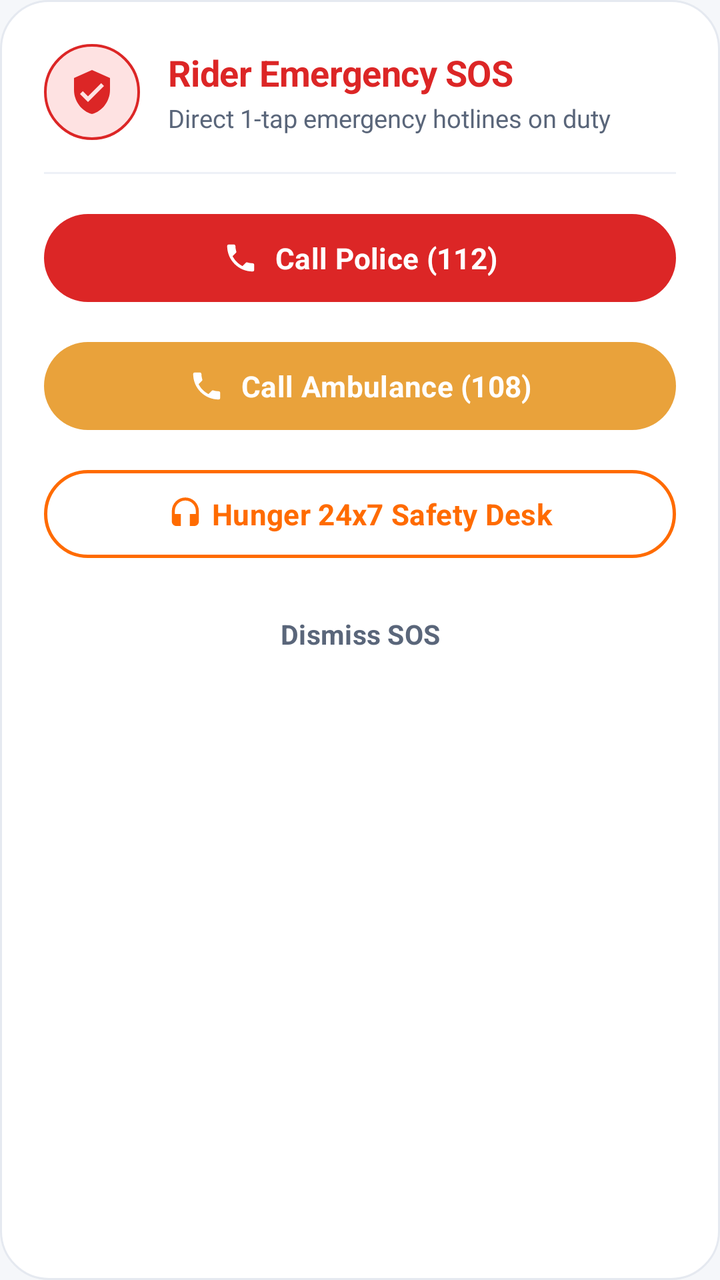
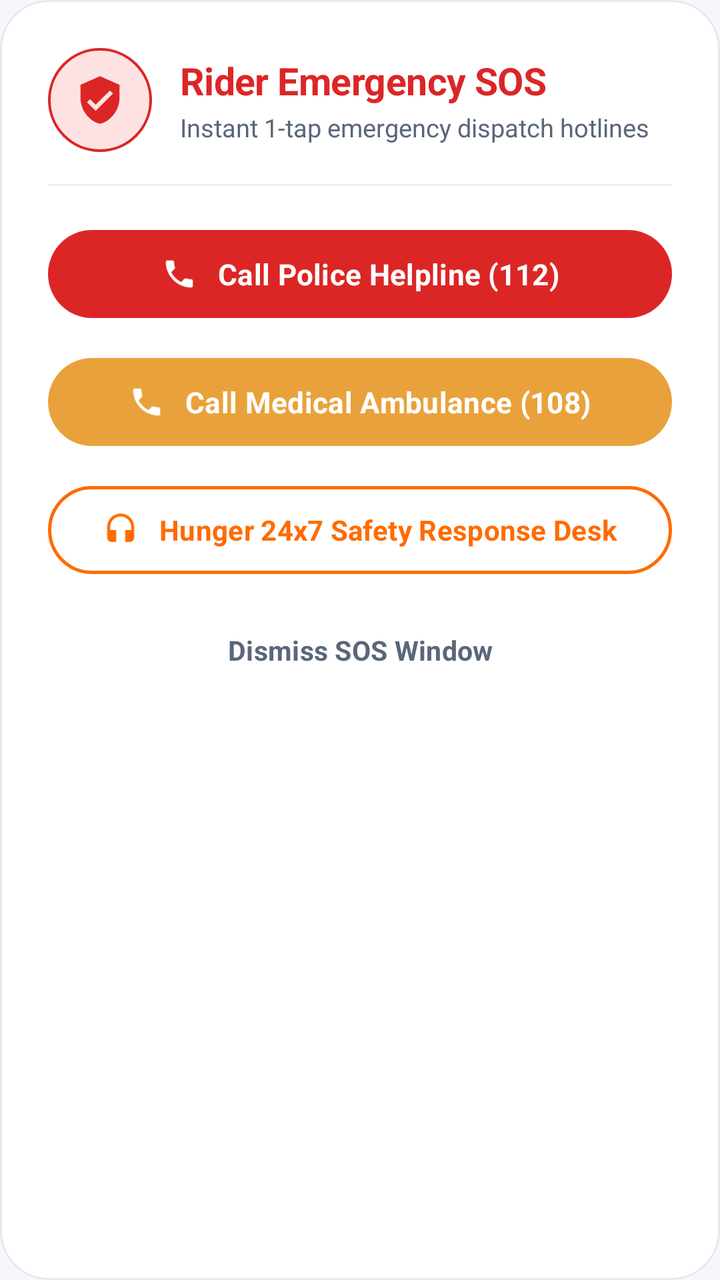

The first picture is an Android layout as it rendered before a commit; the second is the same layout after the commit. The layout source and the unified diff follow.
<!-- AndroidManifest.xml: application theme Theme.AKRHunger -->
<!-- res/layout/dialog_emergency_sos.xml -->
<?xml version="1.0" encoding="utf-8"?>
<LinearLayout
    xmlns:android="http://schemas.android.com/apk/res/android"
    xmlns:app="http://schemas.android.com/apk/res-auto"
    android:layout_width="match_parent"
    android:layout_height="wrap_content"
    android:orientation="vertical"
    android:padding="22dp"
    android:background="@drawable/bg_dialog_rounded">

    
    <LinearLayout
        android:layout_width="match_parent"
        android:layout_height="wrap_content"
        android:orientation="horizontal"
        android:gravity="center_vertical">

        <ImageView
            android:layout_width="48dp"
            android:layout_height="48dp"
            android:background="@drawable/bg_pill_error_soft"
            android:padding="12dp"
            android:src="@drawable/ic_shield_check"
            app:tint="@color/error"
            android:contentDescription="Emergency SOS" />

        <LinearLayout
            android:layout_width="0dp"
            android:layout_height="wrap_content"
            android:layout_weight="1"
            android:layout_marginStart="14dp"
            android:orientation="vertical">

            <TextView
                android:layout_width="wrap_content"
                android:layout_height="wrap_content"
                android:text="Rider Emergency SOS"
                android:textColor="@color/error"
                android:textSize="18sp"
                android:textStyle="bold"
                android:letterSpacing="-0.01" />

            <TextView
                android:layout_width="wrap_content"
                android:layout_height="wrap_content"
                android:layout_marginTop="2dp"
                android:text="Direct 1-tap emergency hotlines on duty"
                android:textColor="@color/text_secondary"
                android:textSize="12.5sp" />
        </LinearLayout>
    </LinearLayout>

    <View
        android:layout_width="match_parent"
        android:layout_height="1dp"
        android:layout_marginTop="16dp"
        android:layout_marginBottom="16dp"
        android:background="@color/divider" />

    
    <com.google.android.material.button.MaterialButton
        android:id="@+id/btn_sos_police"
        style="@style/Widget.Material3.Button"
        android:layout_width="match_parent"
        android:layout_height="52dp"
        android:text="Call Police (112)"
        android:textColor="@color/white"
        android:textSize="14.5sp"
        android:textStyle="bold"
        app:icon="@drawable/ic_phone"
        app:iconTint="@color/white"
        app:iconSize="18dp"
        app:iconGravity="textStart"
        app:backgroundTint="@color/error"
        app:cornerRadius="26dp"
        app:elevation="3dp" />

    
    <com.google.android.material.button.MaterialButton
        android:id="@+id/btn_sos_ambulance"
        style="@style/Widget.Material3.Button"
        android:layout_width="match_parent"
        android:layout_height="52dp"
        android:layout_marginTop="12dp"
        android:text="Call Ambulance (108)"
        android:textColor="@color/white"
        android:textSize="14.5sp"
        android:textStyle="bold"
        app:icon="@drawable/ic_phone"
        app:iconTint="@color/white"
        app:iconSize="18dp"
        app:iconGravity="textStart"
        app:backgroundTint="@color/secondary"
        app:cornerRadius="26dp"
        app:elevation="2dp" />

    
    <com.google.android.material.button.MaterialButton
        android:id="@+id/btn_sos_helpline"
        style="@style/Widget.Material3.Button.OutlinedButton"
        android:layout_width="match_parent"
        android:layout_height="52dp"
        android:layout_marginTop="12dp"
        android:text="Hunger 24x7 Safety Desk"
        android:textColor="@color/primary"
        android:textSize="14.5sp"
        android:textStyle="bold"
        app:icon="@drawable/ic_headset"
        app:iconTint="@color/primary"
        app:iconSize="18dp"
        app:iconGravity="textStart"
        app:strokeColor="@color/primary"
        app:strokeWidth="1.5dp"
        app:cornerRadius="26dp" />

    <com.google.android.material.button.MaterialButton
        android:id="@+id/btn_close_sos"
        style="@style/Widget.Material3.Button.TextButton"
        android:layout_width="match_parent"
        android:layout_height="44dp"
        android:layout_marginTop="12dp"
        android:text="Dismiss SOS"
        android:textColor="@color/text_secondary"
        android:textSize="13.5sp"
        android:textStyle="bold" />
</LinearLayout>
<!-- resources referenced by this layout -->
<resources>
  <color name="divider">#EDF1F7</color>
  <color name="error">#DC2626</color>
  <color name="primary">#FF6B00</color>
  <color name="secondary">#E9A23B</color>
  <color name="text_secondary">#5A667A</color>
  <color name="white">#FFFFFF</color>
  <!-- drawable bg_dialog_rounded (drawable) -->
  <?xml version="1.0" encoding="utf-8"?>
  <shape xmlns:android="http://schemas.android.com/apk/res/android"
      android:shape="rectangle">
      <solid android:color="@color/surface" />
      <corners android:radius="24dp" />
      <stroke
          android:width="1dp"
          android:color="@color/card_border" />
  </shape>
  <color name="surface">#FFFFFF</color>
  <color name="card_border">#E5E9F0</color>
  <color name="error_light">#FEE2E2</color>
  <color name="primary_dark">#E85D04</color>
  <color name="on_primary">#FFFFFF</color>
  <color name="on_secondary">#17212B</color>
  <color name="background">#F5F7FA</color>
  <color name="on_surface">#17212B</color>
  <color name="surface_variant">#EEF2F6</color>
  <style name="ThemeOverlay.AKR.BottomSheetDialog" parent="ThemeOverlay.Material3.BottomSheetDialog">
          <item name="bottomSheetStyle">@style/Widget.AKR.BottomSheet</item>
      </style>
  <style name="ShapeAppearance.AKR.Dialog" parent="">
          <item name="cornerFamily">rounded</item>
          <item name="cornerSize">24dp</item>
      </style>
  <style name="TextAppearance.AKR.Dialog.Title" parent="MaterialAlertDialog.Material3.Title.Text">
          <item name="android:textColor">@color/text_primary</item>
          <item name="android:textSize">19sp</item>
          <item name="android:fontFamily">sans-serif-black</item>
      </style>
  <style name="TextAppearance.AKR.Dialog.Body" parent="MaterialAlertDialog.Material3.Body.Text">
          <item name="android:textColor">@color/text_secondary</item>
          <item name="android:textSize">14sp</item>
          <item name="android:fontFamily">sans-serif</item>
          <item name="android:lineSpacingMultiplier">1.3</item>
      </style>
  <style name="Widget.AKR.Dialog.Button.Positive" parent="Widget.Material3.Button.TextButton.Dialog">
          <item name="android:textColor">@color/primary</item>
          <item name="android:fontFamily">sans-serif-bold</item>
          <item name="android:textSize">14sp</item>
          <item name="android:textAllCaps">false</item>
          <item name="cornerRadius">18dp</item>
      </style>
  <style name="Widget.AKR.Dialog.Button.Negative" parent="Widget.Material3.Button.TextButton.Dialog">
          <item name="android:textColor">@color/text_secondary</item>
          <item name="android:fontFamily">sans-serif-medium</item>
          <item name="android:textSize">14sp</item>
          <item name="android:textAllCaps">false</item>
          <item name="cornerRadius">18dp</item>
      </style>
  <style name="Widget.AKR.Dialog.Button.Neutral" parent="Widget.Material3.Button.TextButton.Dialog">
          <item name="android:textColor">@color/info</item>
          <item name="android:fontFamily">sans-serif-bold</item>
          <item name="android:textSize">14sp</item>
          <item name="android:textAllCaps">false</item>
          <item name="cornerRadius">18dp</item>
      </style>
  <style name="Widget.AKR.BottomSheet" parent="Widget.Material3.BottomSheet">
          <item name="shapeAppearanceOverlay">@style/ShapeAppearance.AKR.BottomSheet</item>
          <item name="backgroundTint">@color/surface</item>
      </style>
  <color name="text_primary">#17212B</color>
  <color name="info">#2563EB</color>
  <style name="ShapeAppearance.AKR.BottomSheet" parent="">
          <item name="cornerFamily">rounded</item>
          <item name="cornerSizeTopLeft">28dp</item>
          <item name="cornerSizeTopRight">28dp</item>
      </style>
  <!-- unchanged entries left out for length: 6 -->
</resources>

<!-- the commit's change to res/layout/dialog_emergency_sos.xml (unified diff, before → after) -->
@@ -5,7 +5,7 @@
     android:layout_width="match_parent"
     android:layout_height="wrap_content"
     android:orientation="vertical"
-    android:padding="22dp"
+    android:padding="24dp"
     android:background="@drawable/bg_dialog_rounded">
 
     
@@ -15,14 +15,19 @@
         android:orientation="horizontal"
         android:gravity="center_vertical">
 
-        <ImageView
-            android:layout_width="48dp"
-            android:layout_height="48dp"
-            android:background="@drawable/bg_pill_error_soft"
-            android:padding="12dp"
-            android:src="@drawable/ic_shield_check"
-            app:tint="@color/error"
-            android:contentDescription="Emergency SOS" />
+        <FrameLayout
+            android:layout_width="52dp"
+            android:layout_height="52dp"
+            android:background="@drawable/bg_pill_error_soft">
+
+            <ImageView
+                android:layout_width="26dp"
+                android:layout_height="26dp"
+                android:layout_gravity="center"
+                android:src="@drawable/ic_shield_check"
+                app:tint="@color/error"
+                android:contentDescription="Emergency SOS" />
+        </FrameLayout>
 
         <LinearLayout
             android:layout_width="0dp"
@@ -36,7 +41,7 @@
                 android:layout_height="wrap_content"
                 android:text="Rider Emergency SOS"
                 android:textColor="@color/error"
-                android:textSize="18sp"
+                android:textSize="19sp"
                 android:textStyle="bold"
                 android:letterSpacing="-0.01" />
 
@@ -44,7 +49,7 @@
                 android:layout_width="wrap_content"
                 android:layout_height="wrap_content"
                 android:layout_marginTop="2dp"
-                android:text="Direct 1-tap emergency hotlines on duty"
+                android:text="Instant 1-tap emergency dispatch hotlines"
                 android:textColor="@color/text_secondary"
                 android:textSize="12.5sp" />
         </LinearLayout>
@@ -54,7 +59,7 @@
         android:layout_width="match_parent"
         android:layout_height="1dp"
         android:layout_marginTop="16dp"
-        android:layout_marginBottom="16dp"
+        android:layout_marginBottom="18dp"
         android:background="@color/divider" />
 
     
@@ -63,7 +68,7 @@
         style="@style/Widget.Material3.Button"
         android:layout_width="match_parent"
         android:layout_height="52dp"
-        android:text="Call Police (112)"
+        android:text="Call Police Helpline (112)"
         android:textColor="@color/white"
         android:textSize="14.5sp"
         android:textStyle="bold"
@@ -71,6 +76,7 @@
         app:iconTint="@color/white"
         app:iconSize="18dp"
         app:iconGravity="textStart"
+        app:iconPadding="10dp"
         app:backgroundTint="@color/error"
         app:cornerRadius="26dp"
         app:elevation="3dp" />
@@ -82,7 +88,7 @@
         android:layout_width="match_parent"
         android:layout_height="52dp"
         android:layout_marginTop="12dp"
-        android:text="Call Ambulance (108)"
+        android:text="Call Medical Ambulance (108)"
         android:textColor="@color/white"
         android:textSize="14.5sp"
         android:textStyle="bold"
@@ -90,6 +96,7 @@
         app:iconTint="@color/white"
         app:iconSize="18dp"
         app:iconGravity="textStart"
+        app:iconPadding="10dp"
         app:backgroundTint="@color/secondary"
         app:cornerRadius="26dp"
         app:elevation="2dp" />
@@ -101,14 +108,15 @@
         android:layout_width="match_parent"
         android:layout_height="52dp"
         android:layout_marginTop="12dp"
-        android:text="Hunger 24x7 Safety Desk"
+        android:text="Hunger 24x7 Safety Response Desk"
         android:textColor="@color/primary"
-        android:textSize="14.5sp"
+        android:textSize="14sp"
         android:textStyle="bold"
         app:icon="@drawable/ic_headset"
         app:iconTint="@color/primary"
         app:iconSize="18dp"
         app:iconGravity="textStart"
+        app:iconPadding="10dp"
         app:strokeColor="@color/primary"
         app:strokeWidth="1.5dp"
         app:cornerRadius="26dp" />
@@ -119,7 +127,7 @@
         android:layout_width="match_parent"
         android:layout_height="44dp"
         android:layout_marginTop="12dp"
-        android:text="Dismiss SOS"
+        android:text="Dismiss SOS Window"
         android:textColor="@color/text_secondary"
         android:textSize="13.5sp"
         android:textStyle="bold" />
